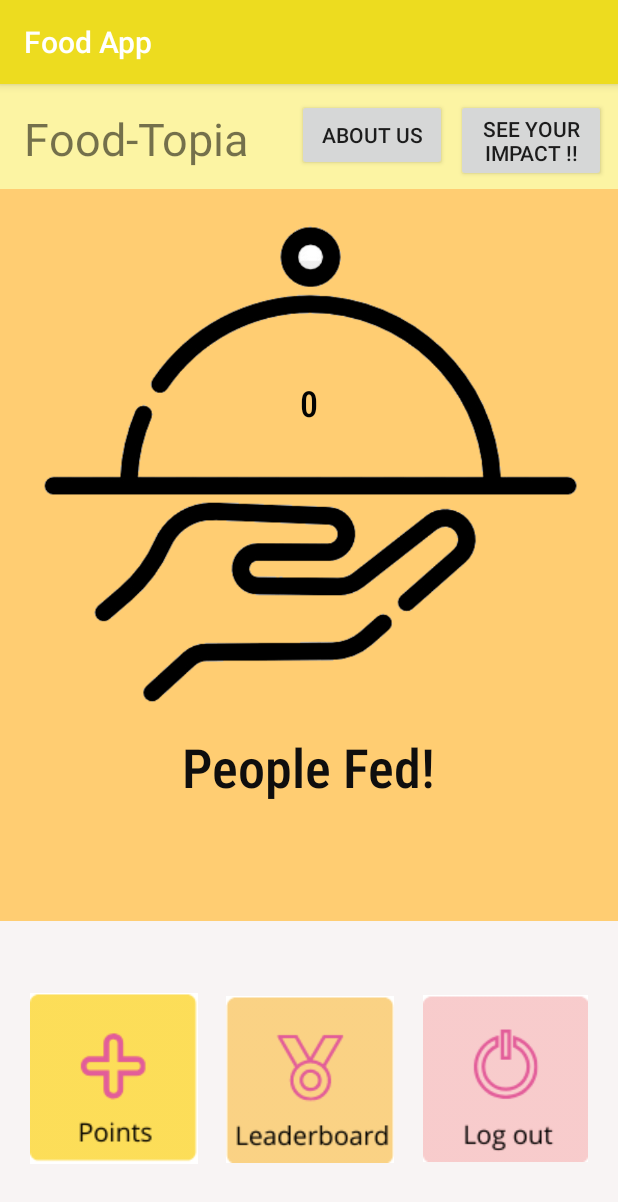
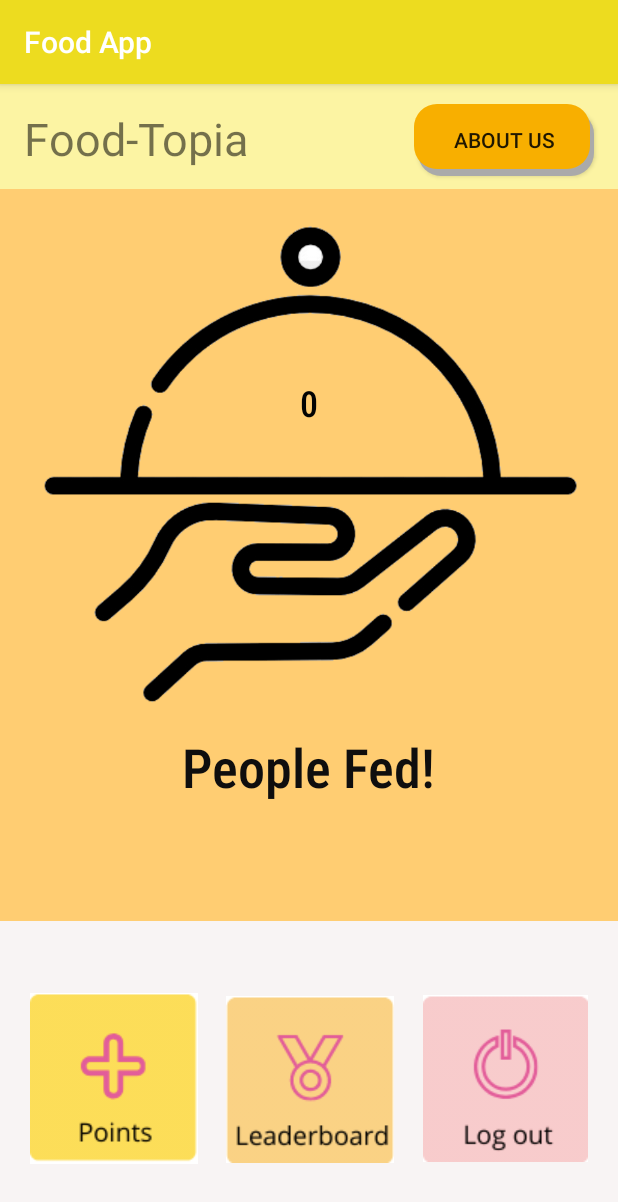
Before and after one commit to patricklouisw/UofTHack_Food_App, an Android app: the MainPage screen opened directly, with no data from a screen before it, on a phone screen of 412 x 824 dp. Shown: the top 1202 px of the screen. Run offline under Robolectric (Android 15) with nearby library versions, the phone set to English and light mode, and no system bars.

Commit message:
Merge changes

```diff
--- a/app/src/main/res/layout/activity_main_page.xml
+++ b/app/src/main/res/layout/activity_main_page.xml
@@ -71,25 +71,25 @@
 
     <Button
         android:id="@+id/about"
-        android:layout_width="100sp"
+        android:layout_width="120sp"
         android:layout_height="wrap_content"
-        android:layout_marginTop="10dp"
-        android:layout_marginEnd="6dp"
-
         android:onClick="toAbout"
+        android:layout_marginTop="13dp"
+        android:layout_marginEnd="16dp"
+        android:background="@drawable/donate_btn"
         android:text="about us"
-        app:layout_constraintEnd_toStartOf="@+id/impact"
+        app:layout_constraintEnd_toEndOf="@+id/topDivider"
         app:layout_constraintTop_toTopOf="parent" />
 
-    <Button
-        android:id="@+id/impact"
-        android:layout_width="100sp"
-        android:layout_height="wrap_content"
-        android:layout_marginTop="10dp"
-        android:layout_marginEnd="8dp"
-        android:text="See your impact !!"
-        app:layout_constraintEnd_toEndOf="parent"
-        app:layout_constraintTop_toTopOf="parent" />
+<!--    <Button-->
+<!--        android:id="@+id/impact"-->
+<!--        android:layout_width="100sp"-->
+<!--        android:layout_height="wrap_content"-->
+<!--        android:layout_marginTop="10dp"-->
+<!--        android:layout_marginEnd="8dp"-->
+<!--        android:text="See your impact !!"-->
+<!--        app:layout_constraintEnd_toEndOf="parent"-->
+<!--        app:layout_constraintTop_toTopOf="parent" />-->
 
     <View
         android:id="@+id/bottomDivider"
```
